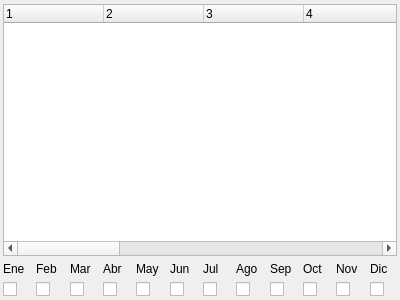
Before: the Qt Designer form budgetexecutionwindow.ui in GonzaloHernandez/jpbilling, drawn with Qt 5.
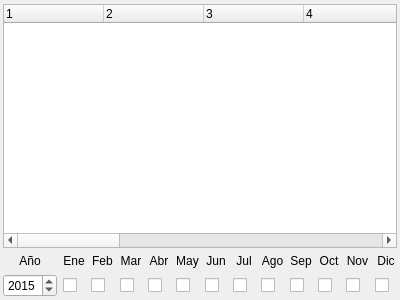
After: the same form once the commit is applied.

Commit message: Switch year in budget execution report

What changed in the file:
```diff
--- a/budgetexecutionwindow.ui
+++ b/budgetexecutionwindow.ui
@@ -111,171 +111,230 @@
    </item>
    <item>
     <layout class="QGridLayout" name="gridLayout">
-     <item row="1" column="11">
-      <widget class="QCheckBox" name="checkBox_12">
+     <item row="1" column="7">
+      <widget class="QCheckBox" name="checkBox_7">
        <property name="text">
         <string/>
        </property>
       </widget>
      </item>
-     <item row="0" column="7">
+     <item row="0" column="8">
       <widget class="QLabel" name="label_8">
        <property name="text">
         <string>Ago</string>
        </property>
+       <property name="alignment">
+        <set>Qt::AlignCenter</set>
+       </property>
+      </widget>
+     </item>
+     <item row="1" column="11">
+      <widget class="QCheckBox" name="checkBox_11">
+       <property name="text">
+        <string/>
+       </property>
+      </widget>
+     </item>
+     <item row="0" column="11">
+      <widget class="QLabel" name="label_11">
+       <property name="text">
+        <string>Nov</string>
+       </property>
+       <property name="alignment">
+        <set>Qt::AlignCenter</set>
+       </property>
+      </widget>
+     </item>
+     <item row="1" column="3">
+      <widget class="QCheckBox" name="checkBox_3">
+       <property name="text">
+        <string/>
+       </property>
+      </widget>
+     </item>
+     <item row="1" column="8">
+      <widget class="QCheckBox" name="checkBox_8">
+       <property name="text">
+        <string/>
+       </property>
+      </widget>
+     </item>
+     <item row="0" column="5">
+      <widget class="QLabel" name="label_5">
+       <property name="text">
+        <string>May</string>
+       </property>
+       <property name="alignment">
+        <set>Qt::AlignCenter</set>
+       </property>
       </widget>
      </item>
      <item row="1" column="6">
-      <widget class="QCheckBox" name="checkBox_7">
+      <widget class="QCheckBox" name="checkBox_6">
        <property name="text">
         <string/>
        </property>
       </widget>
      </item>
-     <item row="1" column="4">
-      <widget class="QCheckBox" name="checkBox_5">
-       <property name="text">
-        <string/>
-       </property>
-      </widget>
-     </item>
-     <item row="0" column="1">
+     <item row="0" column="2">
       <widget class="QLabel" name="label_2">
        <property name="text">
         <string>Feb</string>
        </property>
+       <property name="alignment">
+        <set>Qt::AlignCenter</set>
+       </property>
       </widget>
      </item>
-     <item row="1" column="1">
-      <widget class="QCheckBox" name="checkBox_2">
+     <item row="1" column="10">
+      <widget class="QCheckBox" name="checkBox_10">
        <property name="text">
         <string/>
        </property>
       </widget>
      </item>
-     <item row="0" column="5">
+     <item row="0" column="9">
+      <widget class="QLabel" name="label_9">
+       <property name="text">
+        <string>Sep</string>
+       </property>
+       <property name="alignment">
+        <set>Qt::AlignCenter</set>
+       </property>
+      </widget>
+     </item>
+     <item row="0" column="7">
+      <widget class="QLabel" name="label_7">
+       <property name="text">
+        <string>Jul</string>
+       </property>
+       <property name="alignment">
+        <set>Qt::AlignCenter</set>
+       </property>
+      </widget>
+     </item>
+     <item row="1" column="4">
+      <widget class="QCheckBox" name="checkBox_4">
+       <property name="text">
+        <string/>
+       </property>
+      </widget>
+     </item>
+     <item row="0" column="6">
       <widget class="QLabel" name="label_6">
        <property name="text">
         <string>Jun</string>
        </property>
+       <property name="alignment">
+        <set>Qt::AlignCenter</set>
+       </property>
       </widget>
      </item>
-     <item row="0" column="9">
+     <item row="1" column="2">
+      <widget class="QCheckBox" name="checkBox_2">
+       <property name="text">
+        <string/>
+       </property>
+      </widget>
+     </item>
+     <item row="1" column="12">
+      <widget class="QCheckBox" name="checkBox_12">
+       <property name="text">
+        <string/>
+       </property>
+      </widget>
+     </item>
+     <item row="0" column="10">
       <widget class="QLabel" name="label_10">
        <property name="text">
         <string>Oct</string>
        </property>
-      </widget>
-     </item>
-     <item row="0" column="6">
-      <widget class="QLabel" name="label_7">
-       <property name="text">
-        <string>Jul</string>
+       <property name="alignment">
+        <set>Qt::AlignCenter</set>
        </property>
       </widget>
      </item>
-     <item row="0" column="2">
-      <widget class="QLabel" name="label_3">
-       <property name="text">
-        <string>Mar</string>
-       </property>
-      </widget>
-     </item>
-     <item row="1" column="7">
-      <widget class="QCheckBox" name="checkBox_8">
+     <item row="1" column="1">
+      <widget class="QCheckBox" name="checkBox_1">
        <property name="text">
         <string/>
        </property>
       </widget>
      </item>
-     <item row="1" column="8">
+     <item row="1" column="9">
       <widget class="QCheckBox" name="checkBox_9">
        <property name="text">
         <string/>
        </property>
       </widget>
      </item>
+     <item row="0" column="1">
+      <widget class="QLabel" name="label">
+       <property name="text">
+        <string>Ene</string>
+       </property>
+       <property name="alignment">
+        <set>Qt::AlignCenter</set>
+       </property>
+      </widget>
+     </item>
      <item row="1" column="5">
-      <widget class="QCheckBox" name="checkBox_6">
+      <widget class="QCheckBox" name="checkBox_5">
        <property name="text">
         <string/>
        </property>
       </widget>
      </item>
      <item row="0" column="4">
-      <widget class="QLabel" name="label_5">
-       <property name="text">
-        <string>May</string>
-       </property>
-      </widget>
-     </item>
-     <item row="0" column="10">
-      <widget class="QLabel" name="label_11">
-       <property name="text">
-        <string>Nov</string>
-       </property>
-      </widget>
-     </item>
-     <item row="1" column="10">
-      <widget class="QCheckBox" name="checkBox_11">
-       <property name="text">
-        <string/>
-       </property>
-      </widget>
-     </item>
-     <item row="1" column="3">
-      <widget class="QCheckBox" name="checkBox_4">
-       <property name="text">
-        <string/>
-       </property>
-      </widget>
-     </item>
-     <item row="1" column="2">
-      <widget class="QCheckBox" name="checkBox_3">
-       <property name="text">
-        <string/>
-       </property>
-      </widget>
-     </item>
-     <item row="0" column="8">
-      <widget class="QLabel" name="label_9">
-       <property name="text">
-        <string>Sep</string>
-       </property>
-      </widget>
-     </item>
-     <item row="0" column="3">
       <widget class="QLabel" name="label_4">
        <property name="text">
         <string>Abr</string>
        </property>
+       <property name="alignment">
+        <set>Qt::AlignCenter</set>
+       </property>
       </widget>
      </item>
-     <item row="0" column="11">
+     <item row="0" column="12">
       <widget class="QLabel" name="label_12">
        <property name="text">
         <string>Dic</string>
        </property>
+       <property name="alignment">
+        <set>Qt::AlignCenter</set>
+       </property>
       </widget>
      </item>
-     <item row="1" column="9">
-      <widget class="QCheckBox" name="checkBox_10">
+     <item row="0" column="3">
+      <widget class="QLabel" name="label_3">
        <property name="text">
-        <string/>
+        <string>Mar</string>
+       </property>
+       <property name="alignment">
+        <set>Qt::AlignCenter</set>
        </property>
       </widget>
      </item>
      <item row="0" column="0">
-      <widget class="QLabel" name="label">
+      <widget class="QLabel" name="label_13">
        <property name="text">
-        <string>Ene</string>
+        <string>Año</string>
+       </property>
+       <property name="alignment">
+        <set>Qt::AlignCenter</set>
        </property>
       </widget>
      </item>
      <item row="1" column="0">
-      <widget class="QCheckBox" name="checkBox_1">
-       <property name="text">
-        <string/>
+      <widget class="QSpinBox" name="spinBox_year">
+       <property name="minimum">
+        <number>2014</number>
+       </property>
+       <property name="maximum">
+        <number>2030</number>
+       </property>
+       <property name="value">
+        <number>2015</number>
        </property>
       </widget>
      </item>
```
The commit also changes 3 other files.
